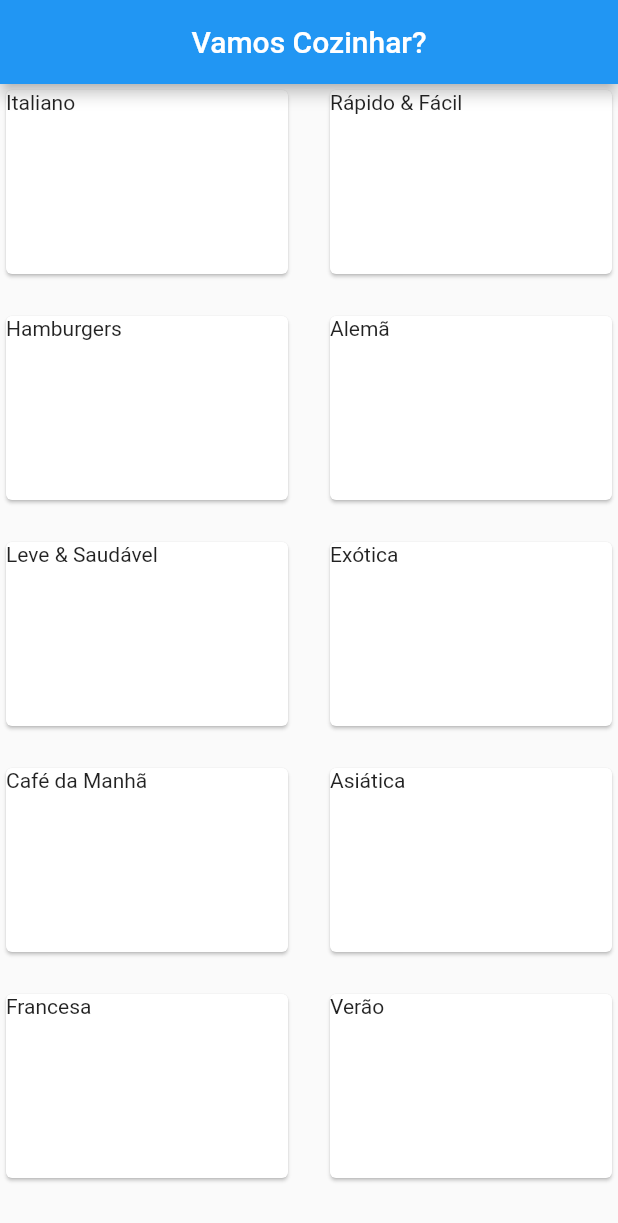
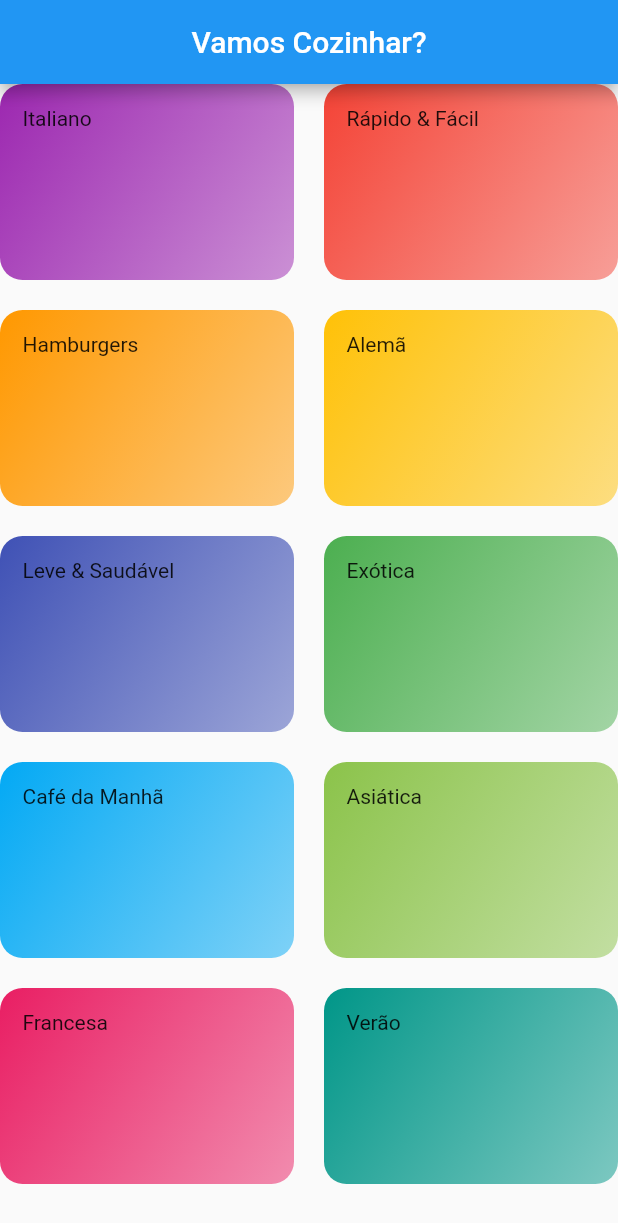
Before and after one commit to IagoMesquita/meals-flutter, a Flutter app: the screen it shows after launch, on a phone screen of 412 x 824 dp. Shown: the top 1223 px of the screen. Run offline on Flutter 3.47's test engine with Material 2 defaults, Android fonts, the phone set to English and light mode, and no system bars.

Commit message:
style: BoxDecoraion in CategoryItem

```diff
--- a/lib/components/category_item.dart
+++ b/lib/components/category_item.dart
@@ -11,6 +11,20 @@ class CategoryItem extends StatelessWidget {
 
   @override
   Widget build(BuildContext context) {
-    return Card(child: Text(category.title),);
+    return Container(
+      padding: const EdgeInsets.all(15),
+      decoration: BoxDecoration(
+        borderRadius: BorderRadius.circular(15),
+        gradient: LinearGradient(
+          colors: [
+            category.color,
+            category.color.withOpacity(0.5),
+          ],
+          begin: Alignment.topLeft,
+          end: Alignment.bottomRight
+        ),
+      ),
+      child: Text(category.title),
+    );
   }
 }
```
